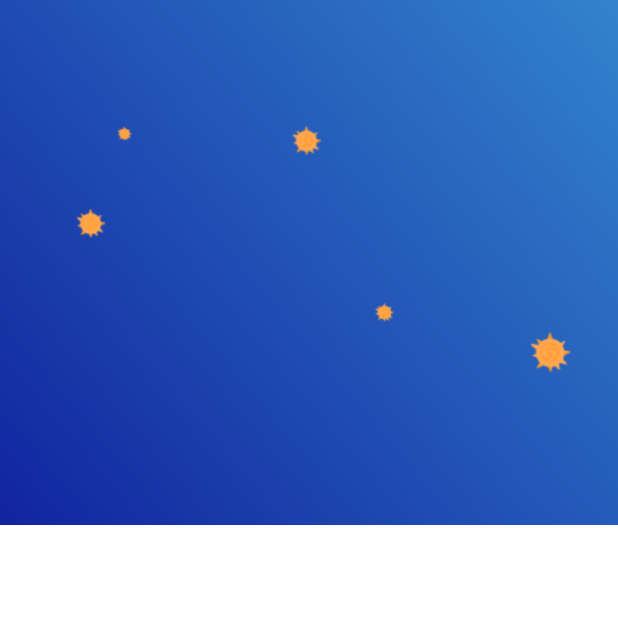
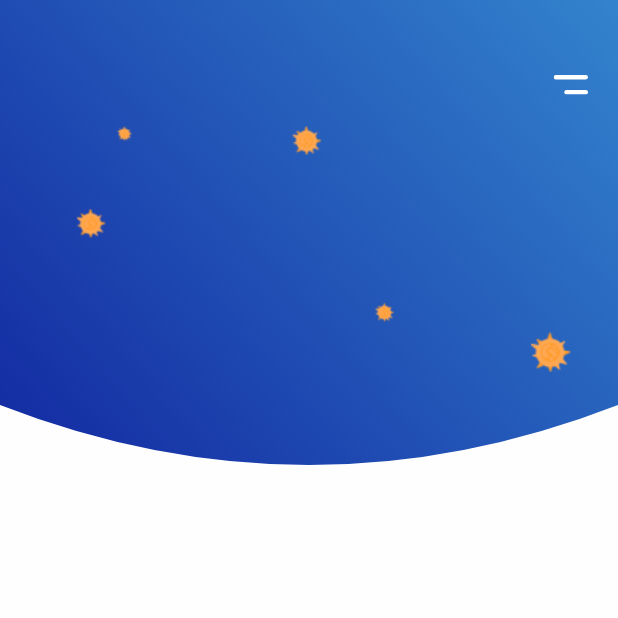
Before and after one commit to shanerbo/covid19, a Flutter app: the screen it shows after launch, on a phone screen of 412 x 824 dp, the top half of it. Run offline on Flutter 3.47's test engine with Material 2 defaults, Android fonts, the phone set to English and light mode, and no system bars; our stand-ins replace flutter_svg.

Commit message:
mocking in progress

```diff
--- a/lib/main.dart
+++ b/lib/main.dart
@@ -1,5 +1,6 @@
 import 'package:covid19/constant.dart';
 import 'package:flutter/material.dart';
+import 'package:flutter_svg/flutter_svg.dart';
 
 void main() {
   runApp(MyApp());
@@ -28,20 +29,53 @@ class HomeScreen extends StatelessWidget {
     return Scaffold(
       body: Column(
         children: <Widget>[
-          Container(
-            height: 350,
-            width: double.infinity,
-            decoration: BoxDecoration(
-              gradient: LinearGradient(
+          ClipPath(
+            clipper: MyClipper(),
+            child: Container(
+              padding: EdgeInsets.only(left: 40, top: 50, right: 20),
+              height: 350,
+              width: double.infinity,
+              decoration: BoxDecoration(
+                gradient: LinearGradient(
                   begin: Alignment.topRight,
                   end: Alignment.bottomLeft,
-                  colors: [Color(0xff3383cd), Color(0xff11249f)]),
-              image:
-                  DecorationImage(image: AssetImage("assets/images/virus.png")),
+                  colors: [Color(0xff3383cd), Color(0xff11249f)],
+                ),
+                image: DecorationImage(
+                  image: AssetImage("assets/images/virus.png"),
+                ),
+              ),
+              child: Column(
+                crossAxisAlignment: CrossAxisAlignment.start,
+                children: <Widget>[
+                  Align(
+                    alignment: Alignment.topRight,
+                    child: SvgPicture.asset("assets/icons/menu.svg"),
+                  ),
+                ],
+              ),
             ),
-          )
+          ),
         ],
       ),
     );
   }
 }
+
+class MyClipper extends CustomClipper<Path> {
+  @override
+  getClip(Size size) {
+    var path = Path();
+    path.lineTo(0, size.height - 80);
+    path.quadraticBezierTo(
+        size.width / 2, size.height, size.width, size.height - 80);
+    path.lineTo((size.width), 0);
+    path.close();
+    return path;
+  }
+
+  @override
+  bool shouldReclip(CustomClipper oldClipper) {
+    return false;
+  }
+}
```
